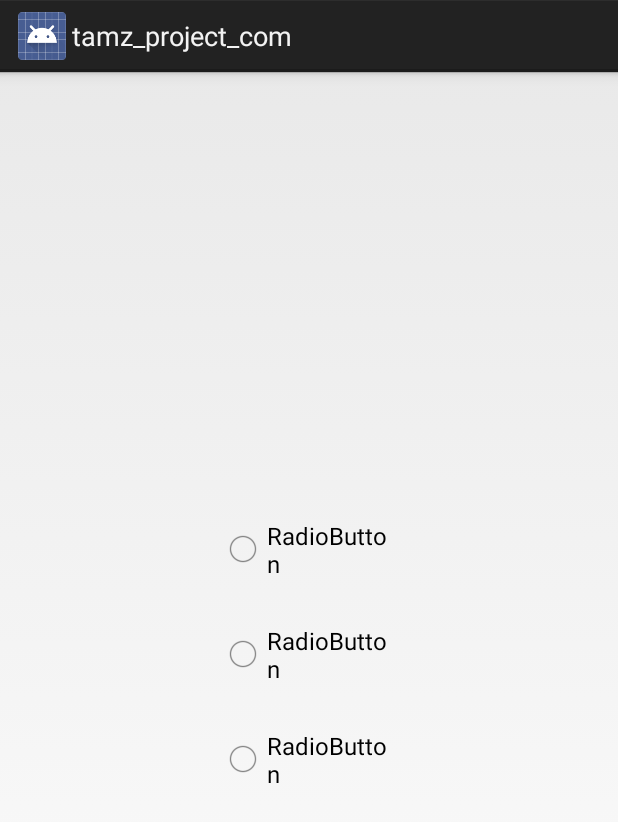
After one commit to tomzv/tamz_project_com, an Android app: the SettingsActivity screen opened directly, with no data from a screen before it, on a phone screen of 412 x 824 dp. The commit adds this screen. Shown: the top 822 px of the screen. Run offline under Robolectric (Android 15) with nearby library versions, the phone set to English and light mode, and no system bars.

Commit message:
Added a new activity SettingsActivity, where it is possible to choose level difficulty. The choice is then saved into shared preferences.

```diff
--- a/app/src/main/AndroidManifest.xml
+++ b/app/src/main/AndroidManifest.xml
@@ -16,7 +16,8 @@
                 <category android:name="android.intent.category.LAUNCHER" />
             </intent-filter>
         </activity>
-        <activity android:name=".PlayActivity"></activity>
+        <activity android:name=".PlayActivity" />
+        <activity android:name=".SettingsActivity"></activity>
     </application>
 
 </manifest>
--- /dev/null
+++ b/app/src/main/java/com/example/tomaszvolanek/tamz_project_com/SettingsActivity.java
@@ -0,0 +1,51 @@
+package com.example.tomaszvolanek.tamz_project_com;
+
+import android.app.Activity;
+import android.content.Context;
+import android.content.SharedPreferences;
+import android.os.Bundle;
+import android.view.View;
+import android.widget.RadioButton;
+import android.widget.RadioGroup;
+
+public class SettingsActivity extends Activity {
+
+    private SharedPreferences myPreferences;
+    private SharedPreferences.Editor mySharedEditor;
+    private RadioGroup radioButtonGroup;
+
+    @Override
+    protected void onCreate(Bundle savedInstanceState) {
+        super.onCreate(savedInstanceState);
+        setContentView(R.layout.activity_settings);
+
+        myPreferences = getSharedPreferences("myPref", Context.MODE_PRIVATE);
+    }
+
+    public void onRadioButtonClicked(View view) {
+        // Is the button now checked?
+        boolean checked = ((RadioButton) view).isChecked();
+        mySharedEditor = myPreferences.edit();
+        // Check which radio button was clicked
+        switch(view.getId()) {
+            case R.id.easy:
+                if (checked) {
+                    mySharedEditor.putString("difficulty", "easy");
+                    mySharedEditor.apply();
+                }
+                    break;
+            case R.id.medium:
+                if (checked) {
+                    mySharedEditor.putString("difficulty", "medium");
+                    mySharedEditor.apply();
+                }
+                    break;
+            case R.id.hard:
+                if(checked) {
+                    mySharedEditor.putString("difficulty", "hard");
+                    mySharedEditor.apply();
+                }
+                break;
+        }
+    }
+}
--- /dev/null
+++ b/app/src/main/res/layout/activity_settings.xml
@@ -0,0 +1,45 @@
+<?xml version="1.0" encoding="utf-8"?>
+<android.support.constraint.ConstraintLayout xmlns:android="http://schemas.android.com/apk/res/android"
+    xmlns:app="http://schemas.android.com/apk/res-auto"
+    xmlns:tools="http://schemas.android.com/tools"
+    android:layout_width="match_parent"
+    android:layout_height="match_parent"
+    tools:context=".SettingsActivity">
+
+    <RadioGroup
+        android:layout_width="120dp"
+        android:layout_height="210dp"
+        android:layout_marginStart="8dp"
+        android:layout_marginTop="8dp"
+        android:layout_marginEnd="8dp"
+        android:layout_marginBottom="8dp"
+        app:layout_constraintBottom_toBottomOf="parent"
+        app:layout_constraintEnd_toEndOf="parent"
+        app:layout_constraintStart_toStartOf="parent"
+        app:layout_constraintTop_toTopOf="parent">
+
+        <RadioButton
+            android:id="@+id/easy"
+            android:layout_width="wrap_content"
+            android:layout_height="wrap_content"
+            android:layout_weight="1"
+            android:text="RadioButton"
+            android:onClick="onRadioButtonClicked"/>
+
+        <RadioButton
+            android:id="@+id/medium"
+            android:layout_width="wrap_content"
+            android:layout_height="wrap_content"
+            android:layout_weight="1"
+            android:text="RadioButton"
+            android:onClick="onRadioButtonClicked"/>
+
+        <RadioButton
+            android:id="@+id/hard"
+            android:layout_width="wrap_content"
+            android:layout_height="wrap_content"
+            android:layout_weight="1"
+            android:text="RadioButton"
+            android:onClick="onRadioButtonClicked"/>
+    </RadioGroup>
+</android.support.constraint.ConstraintLayout>
```
Also changed, not shown: app/src/main/java/com/example/tomaszvolanek/tamz_project_com/GameObjects/Player.java (+8 -0 lines), app/src/main/java/com/example/tomaszvolanek/tamz_project_com/GameSurfaceView.java (+32 -10 lines), app/src/main/java/com/example/tomaszvolanek/tamz_project_com/MainActivity.java (+17 -0 lines).
